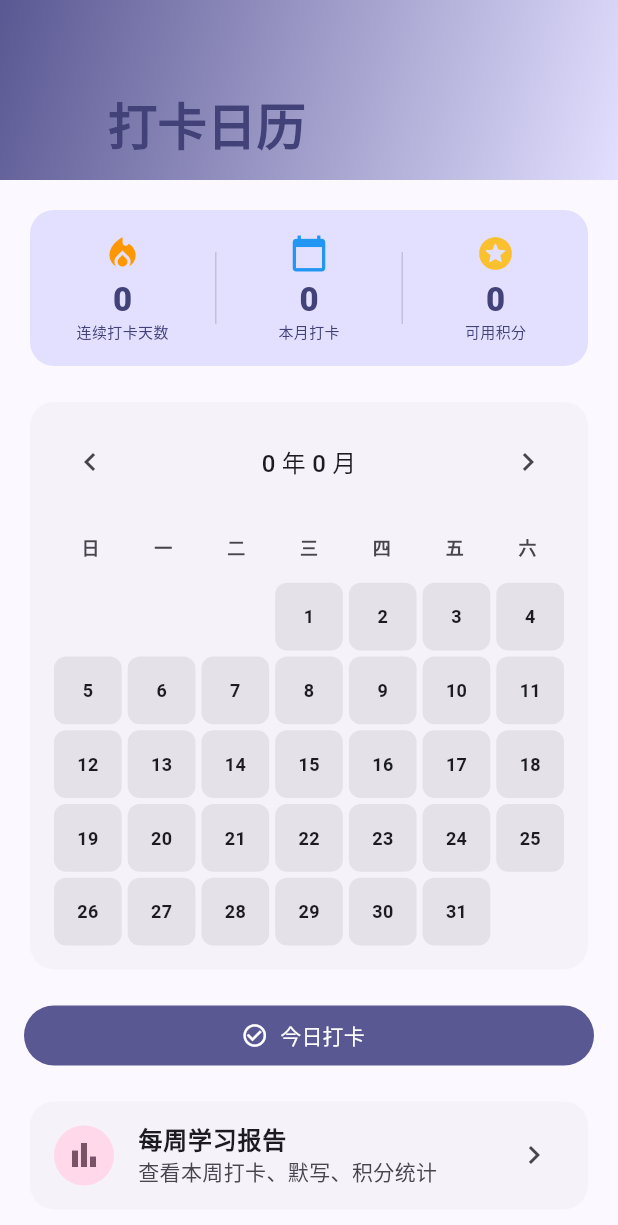
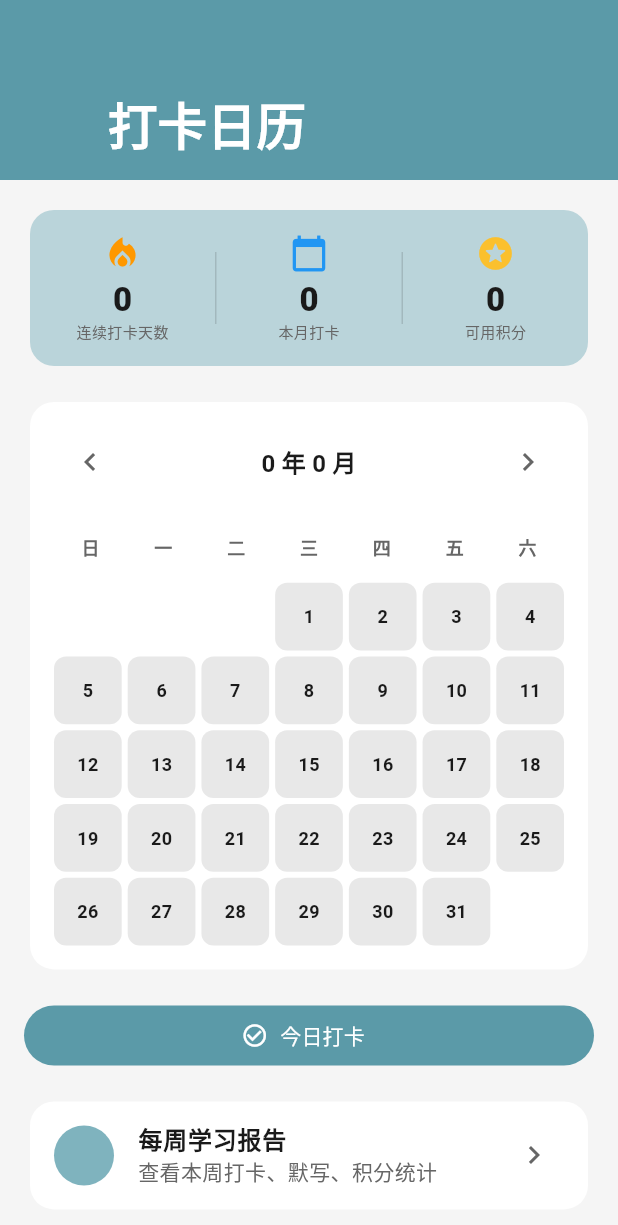
Before and after one commit to yanmingzhang2000/Floo, a Flutter app: the _CheckinBody widget shown alone on an empty page, opened directly with empty values, on a phone screen of 412 x 824 dp. Shown: the top 1225 px of the screen. Run offline on Flutter 3.47's test engine with Material 3 defaults, Android fonts, the phone set to English and light mode, and no system bars; our stand-ins replace dio, flutter_riverpod, go_router, shared_preferences; accounts and stored records are empty; network calls fail.

Commit message:
update: 前端UI优化

```diff
--- a/frontend/lib/core/theme/app_theme.dart
+++ b/frontend/lib/core/theme/app_theme.dart
@@ -1,24 +1,47 @@
 import 'package:flutter/material.dart';
 
 class AppTheme {
-  static const _seed = Color(0xFF4F46E5);
+  // 浅青/雾蓝主色（低饱和冷色调）
+  static const _primary = Color(0xFF5B9AA8); // 雾蓝
+  static const _secondary = Color(0xFF7FB3BE); // 浅青
+  static const _surface = Color(0xFFF5F5F5); // 哑光灰底
+  static const _textPrimary = Color(0xFF1A1A1A); // 正文黑
 
   static ThemeData light() => ThemeData(
         useMaterial3: true,
-        colorScheme: ColorScheme.fromSeed(seedColor: _seed),
+        scaffoldBackgroundColor: _surface,
+        colorScheme: ColorScheme.light(
+          primary: _primary,
+          secondary: _secondary,
+          surface: _surface,
+          surfaceContainerHighest: const Color(0xFFE8E8E8),
+          primaryContainer: _primary.withValues(alpha: 0.15),
+          secondaryContainer: _secondary.withValues(alpha: 0.12),
+          onPrimary: Colors.white,
+          onSurface: _textPrimary,
+          onSurfaceVariant: const Color(0xFF666666),
+        ),
         textTheme: const TextTheme(
-          headlineSmall: TextStyle(fontWeight: FontWeight.w700),
-          titleLarge: TextStyle(fontWeight: FontWeight.w700),
+          headlineSmall: TextStyle(fontWeight: FontWeight.w700, color: _primary),
+          titleLarge: TextStyle(fontWeight: FontWeight.w700, color: _primary),
+          titleMedium: TextStyle(fontWeight: FontWeight.w600, color: _textPrimary),
+          bodyLarge: TextStyle(color: _textPrimary),
+          bodyMedium: TextStyle(color: _textPrimary),
         ),
         cardTheme: CardThemeData(
           elevation: 0,
+          color: Colors.white,
           shape: RoundedRectangleBorder(borderRadius: BorderRadius.circular(16)),
+        ),
+        appBarTheme: const AppBarTheme(
+          backgroundColor: _primary,
+          foregroundColor: Colors.white,
         ),
       );
 
   static ThemeData dark() => ThemeData(
         useMaterial3: true,
         brightness: Brightness.dark,
-        colorScheme: ColorScheme.fromSeed(seedColor: _seed, brightness: Brightness.dark),
+        colorScheme: ColorScheme.fromSeed(seedColor: _primary, brightness: Brightness.dark),
       );
 }
--- a/frontend/lib/features/checkin/checkin_page.dart
+++ b/frontend/lib/features/checkin/checkin_page.dart
@@ -35,10 +35,10 @@ class _CheckinBody extends ConsumerWidget {
         SliverAppBar(
           expandedHeight: 120,
           pinned: true,
-          backgroundColor: cs.primaryContainer,
+                    backgroundColor: cs.primary,
           flexibleSpace: FlexibleSpaceBar(
             title: Text('打卡日历',
-                style: TextStyle(color: cs.onPrimaryContainer, fontWeight: FontWeight.w700)),
+                style: const TextStyle(color: Colors.white, fontWeight: FontWeight.w700)),
             background: Container(
               decoration: BoxDecoration(
                 gradient: LinearGradient(
@@ -76,18 +76,18 @@ class _StreakBanner extends StatelessWidget {
   @override
   Widget build(BuildContext context) {
     final cs = Theme.of(context).colorScheme;
-    return Card(
-      color: cs.primaryContainer,
+        return Card(
+      color: cs.secondaryContainer.withValues(alpha: 0.5),
       child: Padding(
         padding: const EdgeInsets.symmetric(vertical: 16),
         child: Row(
           children: [
                         _StatItem(icon: Icons.local_fire_department, iconColor: Colors.orange,
                 value: '${cal.currentStreakDays}', label: '连续打卡天数'),
-            Container(width: 1, height: 48, color: cs.onPrimaryContainer.withValues(alpha: 0.2)),
-            _StatItem(icon: Icons.calendar_today, iconColor: Colors.blue,
-                value: '${cal.checkedDates.length}', label: '本月打卡'),
-            Container(width: 1, height: 48, color: cs.onPrimaryContainer.withValues(alpha: 0.2)),
+            Container(width: 1, height: 48, color: cs.onSurface.withValues(alpha: 0.15)),
+                    _StatItem(icon: Icons.calendar_today, iconColor: Colors.blue,
+                        value: '${cal.checkedDates.length}', label: '本月打卡'),
+                    Container(width: 1, height: 48, color: cs.onSurface.withValues(alpha: 0.15)),
             _StatItem(icon: Icons.stars_rounded, iconColor: Colors.yellow.shade700,
                 value: '${cal.availablePoints}', label: '可用积分'),
           ],
@@ -112,12 +112,12 @@ class _StatItem extends StatelessWidget {
         children: [
           Icon(icon, color: iconColor, size: 26),
           const SizedBox(height: 4),
-          Text(value,
+                    Text(value,
               style: Theme.of(context).textTheme.titleLarge?.copyWith(
                     fontWeight: FontWeight.w800,
-                    color: cs.onPrimaryContainer,
+                    color: cs.onSurface,
                   )),
-          Text(label, style: TextStyle(fontSize: 10, color: cs.onPrimaryContainer)),
+          Text(label, style: TextStyle(fontSize: 10, color: cs.onSurfaceVariant)),
         ],
       ),
     );
--- a/frontend/lib/features/daily/daily_page.dart
+++ b/frontend/lib/features/daily/daily_page.dart
@@ -285,7 +285,6 @@ class _ArticleText extends StatelessWidget {
             ? TextStyle(
                 color: cs.primary,
                 fontWeight: FontWeight.w700,
-                backgroundColor: cs.primaryContainer.withValues(alpha: 0.5),
               )
             : null,
       ));
@@ -401,7 +400,7 @@ class _WordChip extends StatelessWidget {
     return Container(
       padding: const EdgeInsets.symmetric(horizontal: 10, vertical: 6),
       decoration: BoxDecoration(
-        color: cs.primaryContainer.withValues(alpha: 0.6),
+        color: cs.secondaryContainer.withValues(alpha: 0.5),
         borderRadius: BorderRadius.circular(10),
       ),
       child: Column(
--- a/frontend/lib/features/dictation/dictation_page.dart
+++ b/frontend/lib/features/dictation/dictation_page.dart
@@ -114,7 +114,7 @@ class _DictationBody extends StatelessWidget {
         Container(
           padding: const EdgeInsets.symmetric(horizontal: 12, vertical: 8),
           decoration: BoxDecoration(
-            color: cs.primaryContainer,
+            color: cs.secondaryContainer.withValues(alpha: 0.5),
             borderRadius: BorderRadius.circular(10),
           ),
           child: Row(
--- a/frontend/lib/features/review/review_page.dart
+++ b/frontend/lib/features/review/review_page.dart
@@ -45,7 +45,7 @@ class _TaskList extends StatelessWidget {
           margin: const EdgeInsets.all(16),
           padding: const EdgeInsets.symmetric(horizontal: 16, vertical: 12),
           decoration: BoxDecoration(
-            color: cs.primaryContainer,
+            color: cs.secondaryContainer.withValues(alpha: 0.5),
             borderRadius: BorderRadius.circular(12),
           ),
           child: Row(
--- a/frontend/pubspec.yaml
+++ b/frontend/pubspec.yaml
@@ -23,3 +23,5 @@ dev_dependencies:
 
 flutter:
   uses-material-design: true
+  assets:
+    - assets/images/
```
Also changed, not shown: frontend/assets/images/logo.png (added), 2 other files.
